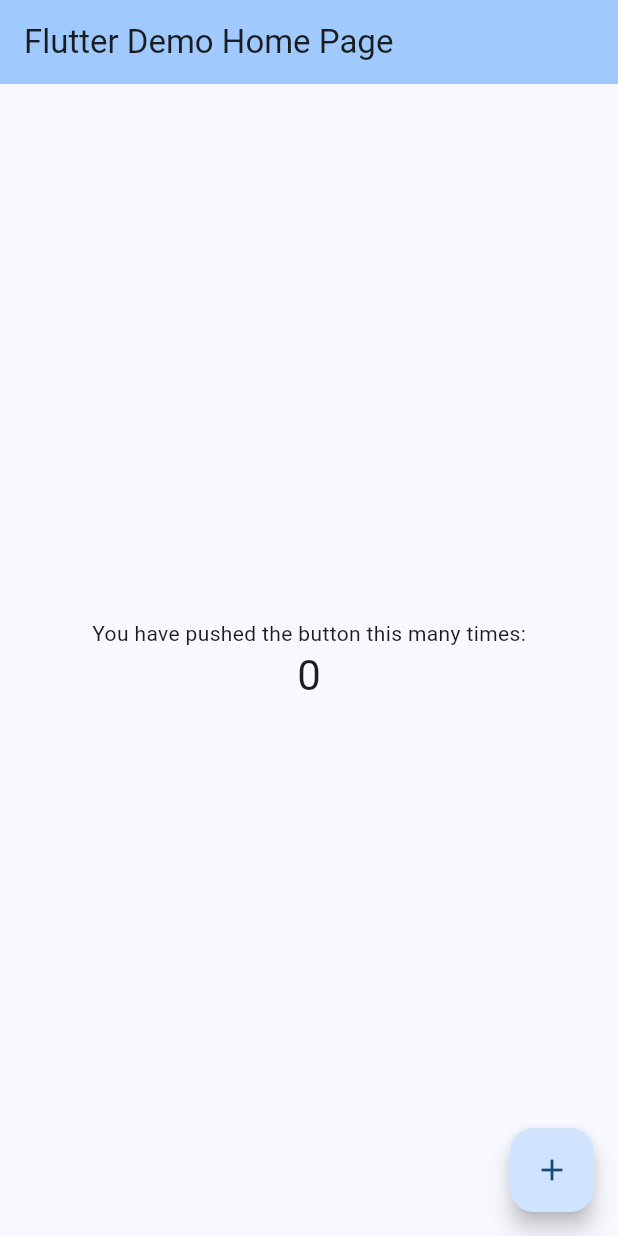
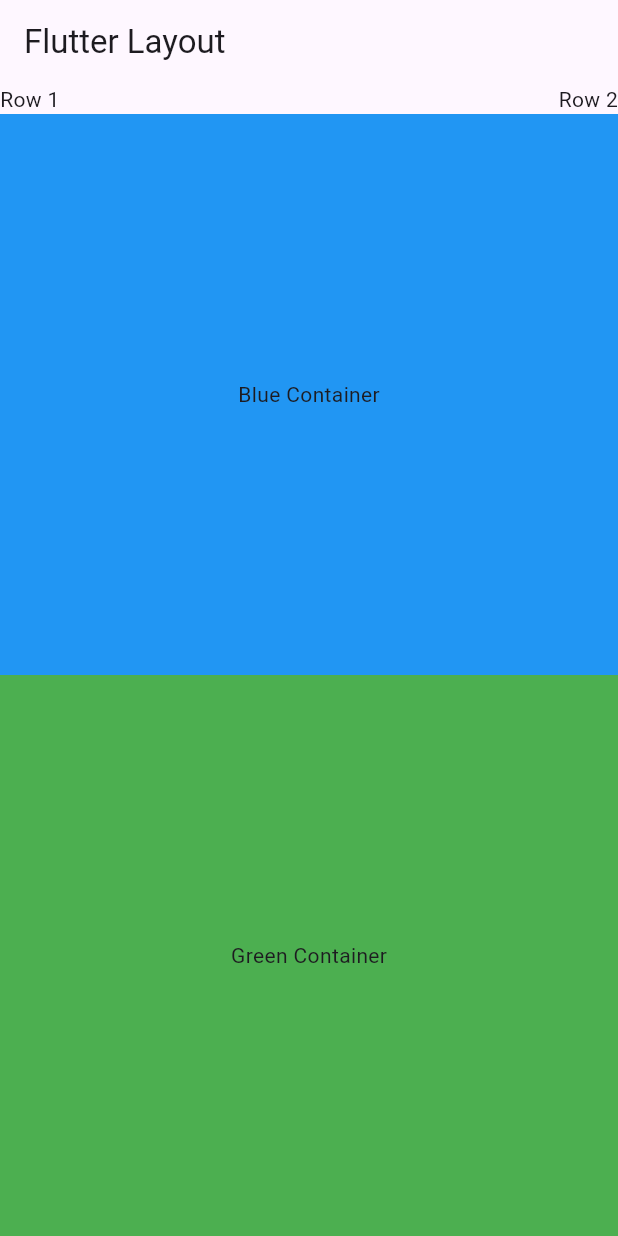
Before and after one commit to RozyBrt/flutter_project, a Flutter app: the screen it shows after launch, on a phone screen of 412 x 824 dp. Run offline on Flutter 3.47's test engine with Material 3 defaults, Android fonts, the phone set to English and light mode, and no system bars.

Commit message:
belajar layout dengan widget expanded

```diff
--- /dev/null
+++ b/flutter_application/lib/layout.dart
@@ -0,0 +1,33 @@
+
+import 'package:flutter/material.dart';
+
+class LayoutPage extends StatelessWidget {
+  const LayoutPage({super.key});
+
+  @override
+  Widget build(BuildContext context) {
+    return Column(
+      children: [
+        const Row(
+          children: [
+            Text("Row 1"),
+            Spacer(),
+            Text("Row 2"),
+          ],
+        ),
+        Expanded(
+          child: Container(
+            color: Colors.blue,
+            child: const Center(child: Text('Blue Container')),
+          ),
+        ),
+        Expanded(
+          child: Container(
+            color: Colors.green,
+            child: const Center(child: Text('Green Container')),
+          ),
+        ),
+      ],
+    );
+  }
+}
--- a/flutter_application/lib/main.dart
+++ b/flutter_application/lib/main.dart
@@ -1,4 +1,5 @@
 import 'package:flutter/material.dart';
+import 'layout.dart';
 
 void main() {
   runApp(const MyApp());
@@ -11,59 +12,11 @@ class MyApp extends StatelessWidget {
   Widget build(BuildContext context) {
     return MaterialApp(
       debugShowCheckedModeBanner: false,
-      title: 'Flutter Demo',
-      theme: ThemeData(
-        colorScheme: ColorScheme.fromSeed(seedColor: Colors.blue),
-        useMaterial3: true,
-      ),
-      home: const MyHomePage(title: 'Flutter Demo Home Page'),
-    );
-  }
-}
-
-class MyHomePage extends StatefulWidget {
-  const MyHomePage({super.key, required this.title});
-
-  final String title;
-
-  @override
-  State<MyHomePage> createState() => _MyHomePageState();
-}
-
-class _MyHomePageState extends State<MyHomePage> {
-  int _counter = 0;
-
-  void _incrementCounter() {
-    setState(() {
-      _counter++;
-    });
-  }
-
-  @override
-  Widget build(BuildContext context) {
-    return Scaffold(
-      appBar: AppBar(
-        backgroundColor: Theme.of(context).colorScheme.inversePrimary,
-        title: Text(widget.title),
-      ),
-      body: Center(
-        child: Column(
-          mainAxisAlignment: MainAxisAlignment.center,
-          children: <Widget>[
-            const Text(
-              'You have pushed the button this many times:',
-            ),
-            Text(
-              '$_counter',
-              style: Theme.of(context).textTheme.headlineMedium,
-            ),
-          ],
+      home: Scaffold(
+        appBar: AppBar(
+          title: const Text("Flutter Layout"),
         ),
-      ),
-      floatingActionButton: FloatingActionButton(
-        onPressed: _incrementCounter,
-        tooltip: 'Increment',
-        child: const Icon(Icons.add),
+        body: const LayoutPage(),
       ),
     );
   }
```
